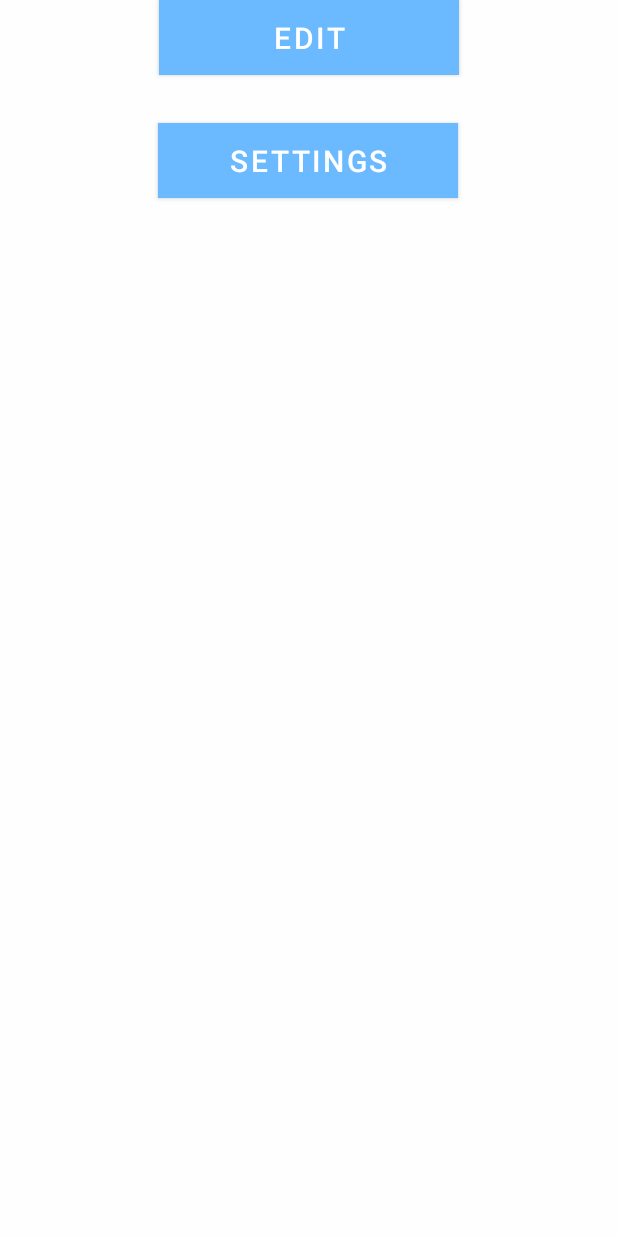
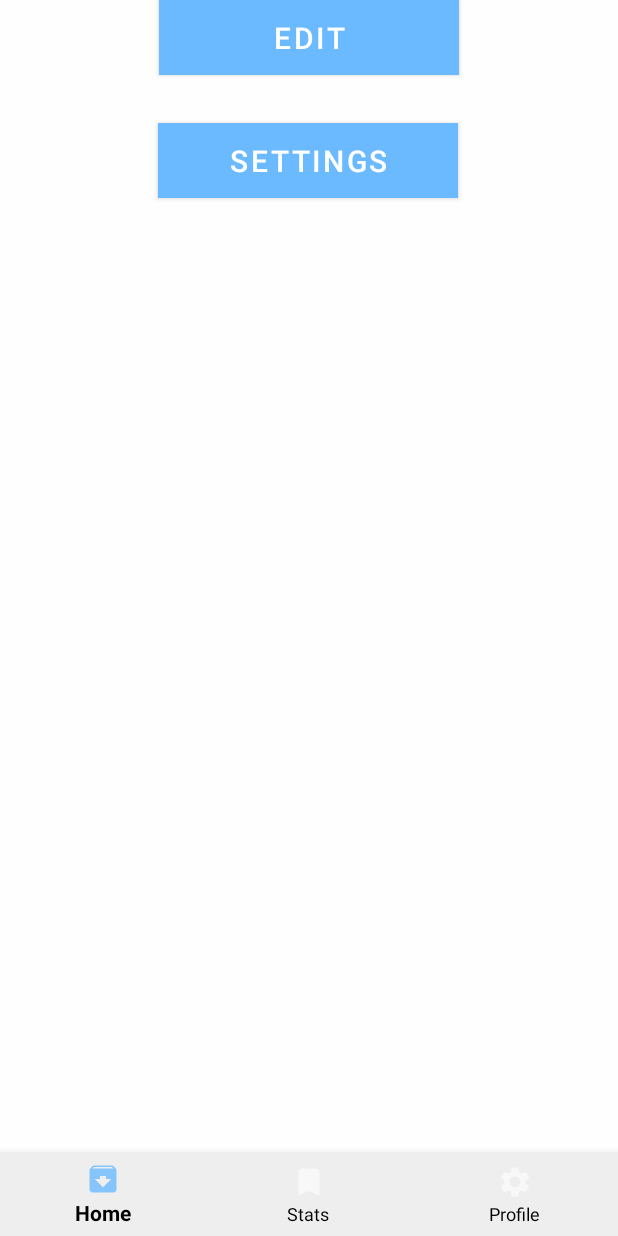
Before and after one commit to OSLL/practice20-task-manager, an Android app: the screen it shows after launch (MainActivity), on a phone screen of 412 x 824 dp. Run offline under Robolectric (Android 15) with nearby library versions, the phone set to English and light mode, and no system bars.

Commit message:
- Add bottom nav menu

```diff
--- a/app/src/main/res/layout/activity_main.xml
+++ b/app/src/main/res/layout/activity_main.xml
@@ -1,5 +1,6 @@
 <?xml version="1.0" encoding="utf-8"?>
-<androidx.constraintlayout.widget.ConstraintLayout xmlns:android="http://schemas.android.com/apk/res/android"
+<androidx.constraintlayout.widget.ConstraintLayout
+    xmlns:android="http://schemas.android.com/apk/res/android"
     xmlns:app="http://schemas.android.com/apk/res-auto"
     xmlns:tools="http://schemas.android.com/tools"
     android:layout_width="match_parent"
@@ -33,5 +34,21 @@
         app:layout_constraintRight_toRightOf="parent"
         app:layout_constraintTop_toBottomOf="@+id/bigblackbtn" />
 
+    <androidx.constraintlayout.widget.ConstraintLayout
+        android:layout_width="match_parent"
+        android:layout_height="match_parent"
+        app:layout_constraintTop_toTopOf="parent">
+    </androidx.constraintlayout.widget.ConstraintLayout>
+
+    <com.google.android.material.bottomnavigation.BottomNavigationView
+        android:theme="@style/BottomMenu"
+        android:id="@+id/bottom_navigation"
+        android:layout_width="match_parent"
+        android:layout_height="56dp"
+        app:layout_constraintBottom_toBottomOf="parent"
+        app:menu="@menu/bottom_navigation_menu"
+        app:backgroundTint="@color/buttonBackground"/>
+
+
 
 </androidx.constraintlayout.widget.ConstraintLayout>
--- /dev/null
+++ b/app/src/main/res/menu/bottom_navigation_menu.xml
@@ -0,0 +1,18 @@
+<?xml version="1.0" encoding="utf-8"?>
+<menu xmlns:android="http://schemas.android.com/apk/res/android">
+    <item
+        android:id="@+id/page_1"
+        android:enabled="true"
+        android:icon="@drawable/archive_icon"
+        android:title="Home"/>
+    <item
+        android:id="@+id/page_2"
+        android:enabled="true"
+        android:icon="@drawable/bookmark_icon"
+        android:title="Stats"/>
+    <item
+        android:id="@+id/page_3"
+        android:enabled="true"
+        android:icon="@drawable/settings_icon"
+        android:title="Profile"/>
+</menu>
--- a/app/src/main/res/values/styles.xml
+++ b/app/src/main/res/values/styles.xml
@@ -14,4 +14,12 @@
         <item name="android:actionBarStyle">@style/MyActionBar</item>
         <item name="android:textColor">@color/textColorPrimary</item>
     </style>
+
+    <style name="BottomMenu" parent="Theme.MaterialComponents">
+        <!-- Customize your theme here. -->
+
+        <item name="bottomNavigationStyle">@style/Widget.MaterialComponents.BottomAppBar</item>
+        <item name="colorPrimary">#6BBAFF</item>
+    </style>
+
 </resources>
```
